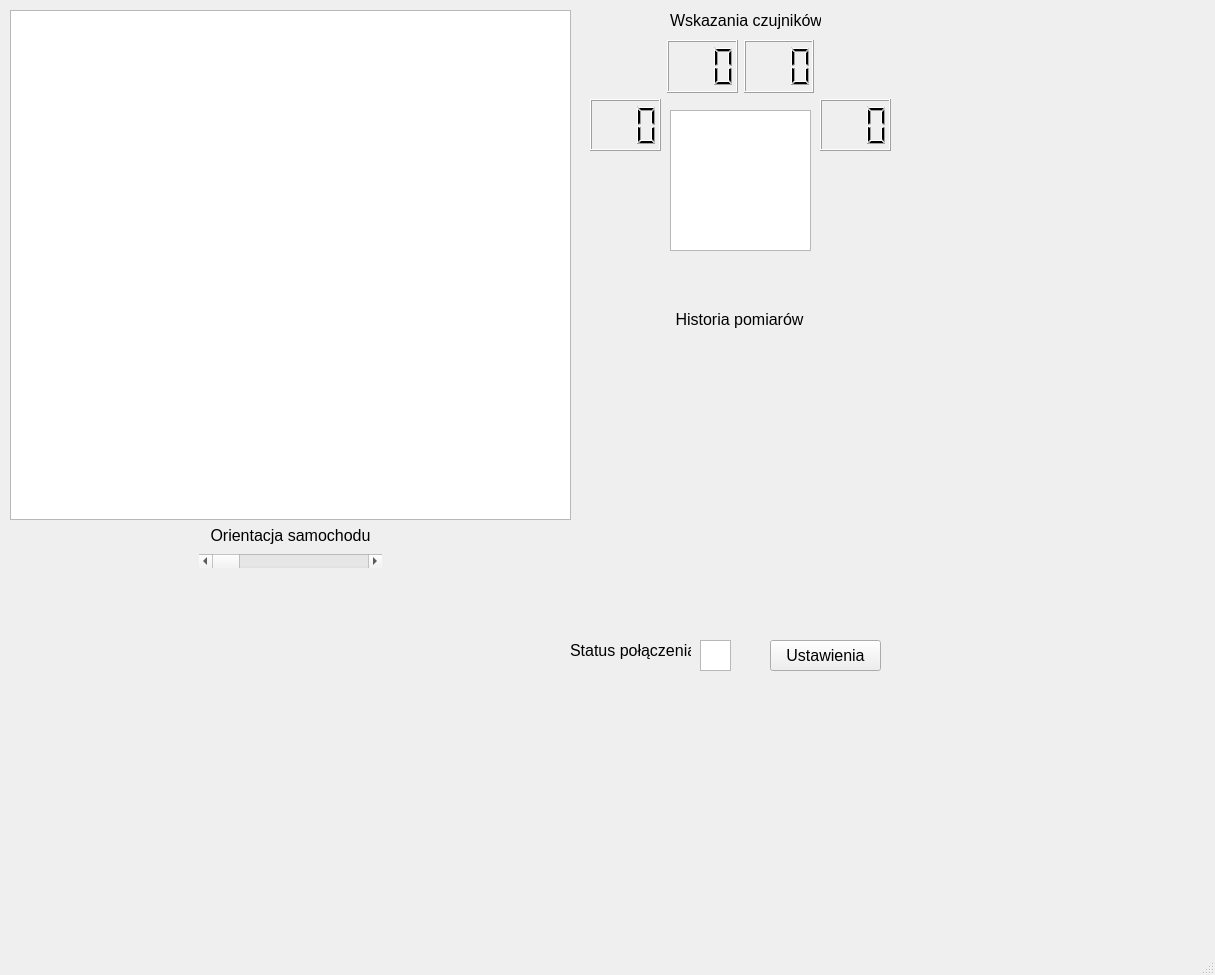
This is mainwindow.ui in djairw4/WDS as Qt 5 draws it before an edit. The edited form follows.
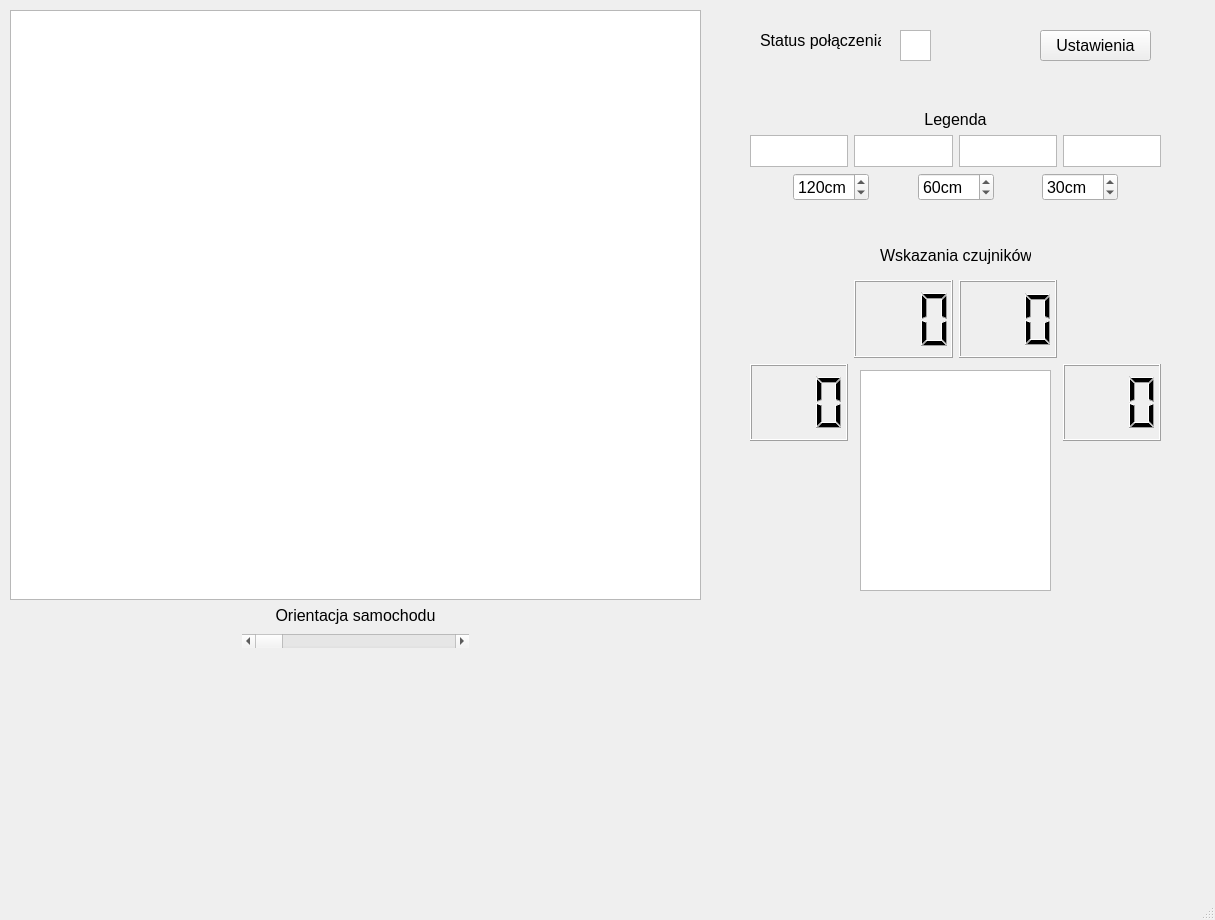
This is the edited form.

What changed in the file:
```diff
--- a/mainwindow.ui
+++ b/mainwindow.ui
@@ -7,7 +7,7 @@
     <x>0</x>
     <y>0</y>
     <width>1215</width>
-    <height>975</height>
+    <height>920</height>
    </rect>
   </property>
   <property name="sizePolicy">
@@ -38,8 +38,8 @@
      <rect>
       <x>10</x>
       <y>10</y>
-      <width>561</width>
-      <height>561</height>
+      <width>691</width>
+      <height>641</height>
      </rect>
     </property>
     <layout class="QGridLayout" name="gridLayout">
@@ -90,6 +90,9 @@
      </item>
      <item row="2" column="1">
       <widget class="QScrollBar" name="horizontalScrollBar">
+       <property name="maximum">
+        <number>360</number>
+       </property>
        <property name="orientation">
         <enum>Qt::Horizontal</enum>
        </property>
@@ -100,10 +103,10 @@
    <widget class="QWidget" name="layoutWidget">
     <property name="geometry">
      <rect>
-      <x>590</x>
-      <y>40</y>
-      <width>301</width>
-      <height>111</height>
+      <x>750</x>
+      <y>280</y>
+      <width>411</width>
+      <height>161</height>
      </rect>
     </property>
     <layout class="QGridLayout" name="gridLayout_2">
@@ -157,10 +160,10 @@
    <widget class="QGraphicsView" name="graphicsView_2">
     <property name="geometry">
      <rect>
-      <x>670</x>
-      <y>110</y>
-      <width>141</width>
-      <height>141</height>
+      <x>860</x>
+      <y>370</y>
+      <width>191</width>
+      <height>221</height>
      </rect>
     </property>
     <property name="autoFillBackground">
@@ -188,8 +191,8 @@
    <widget class="QGraphicsView" name="graphicsView_LED">
     <property name="geometry">
      <rect>
-      <x>700</x>
-      <y>640</y>
+      <x>900</x>
+      <y>30</y>
       <width>31</width>
       <height>31</height>
      </rect>
@@ -198,10 +201,10 @@
    <widget class="QLabel" name="label_4">
     <property name="geometry">
      <rect>
-      <x>670</x>
-      <y>10</y>
+      <x>880</x>
+      <y>240</y>
       <width>151</width>
-      <height>20</height>
+      <height>31</height>
      </rect>
     </property>
     <property name="text">
@@ -211,8 +214,8 @@
    <widget class="QLabel" name="label_3">
     <property name="geometry">
      <rect>
-      <x>570</x>
-      <y>640</y>
+      <x>760</x>
+      <y>30</y>
       <width>121</width>
       <height>20</height>
      </rect>
@@ -224,8 +227,8 @@
    <widget class="QPushButton" name="pushButton_Settings">
     <property name="geometry">
      <rect>
-      <x>770</x>
-      <y>640</y>
+      <x>1040</x>
+      <y>30</y>
       <width>111</width>
       <height>31</height>
      </rect>
@@ -237,35 +240,19 @@
    <widget class="QWidget" name="gridLayoutWidget">
     <property name="geometry">
      <rect>
-      <x>590</x>
-      <y>340</y>
+      <x>10</x>
+      <y>670</y>
       <width>301</width>
       <height>231</height>
      </rect>
     </property>
     <layout class="QGridLayout" name="gridLayout_4"/>
    </widget>
-   <widget class="QLabel" name="label_2">
-    <property name="geometry">
-     <rect>
-      <x>600</x>
-      <y>310</y>
-      <width>279</width>
-      <height>19</height>
-     </rect>
-    </property>
-    <property name="text">
-     <string>Historia pomiarów</string>
-    </property>
-    <property name="alignment">
-     <set>Qt::AlignCenter</set>
-    </property>
-   </widget>
    <widget class="QWidget" name="gridLayoutWidget_2">
     <property name="geometry">
      <rect>
-      <x>10</x>
-      <y>690</y>
+      <x>310</x>
+      <y>670</y>
       <width>301</width>
       <height>231</height>
      </rect>
@@ -275,8 +262,8 @@
    <widget class="QWidget" name="gridLayoutWidget_3">
     <property name="geometry">
      <rect>
-      <x>310</x>
-      <y>690</y>
+      <x>610</x>
+      <y>670</y>
       <width>301</width>
       <height>231</height>
      </rect>
@@ -286,24 +273,195 @@
    <widget class="QWidget" name="gridLayoutWidget_4">
     <property name="geometry">
      <rect>
-      <x>610</x>
-      <y>690</y>
-      <width>301</width>
-      <height>231</height>
-     </rect>
-    </property>
-    <layout class="QGridLayout" name="gridLayout_7"/>
-   </widget>
-   <widget class="QWidget" name="gridLayoutWidget_5">
-    <property name="geometry">
-     <rect>
       <x>910</x>
-      <y>690</y>
+      <y>670</y>
       <width>301</width>
       <height>231</height>
      </rect>
     </property>
-    <layout class="QGridLayout" name="gridLayout_8"/>
+    <layout class="QGridLayout" name="gridLayout_7"/>
+   </widget>
+   <widget class="QWidget" name="verticalLayoutWidget">
+    <property name="geometry">
+     <rect>
+      <x>750</x>
+      <y>110</y>
+      <width>411</width>
+      <height>91</height>
+     </rect>
+    </property>
+    <layout class="QVBoxLayout" name="verticalLayout_2">
+     <item>
+      <widget class="QLabel" name="label_5">
+       <property name="text">
+        <string>Legenda</string>
+       </property>
+       <property name="alignment">
+        <set>Qt::AlignCenter</set>
+       </property>
+      </widget>
+     </item>
+     <item>
+      <layout class="QGridLayout" name="gridLayout_3">
+       <property name="sizeConstraint">
+        <enum>QLayout::SetDefaultConstraint</enum>
+       </property>
+       <item row="0" column="6">
+        <widget class="QGraphicsView" name="graphicsView_LED_5">
+         <property name="sizePolicy">
+          <sizepolicy hsizetype="Ignored" vsizetype="Ignored">
+           <horstretch>0</horstretch>
+           <verstretch>0</verstretch>
+          </sizepolicy>
+         </property>
+         <property name="baseSize">
+          <size>
+           <width>2</width>
+           <height>2</height>
+          </size>
+         </property>
+        </widget>
+       </item>
+       <item row="0" column="4">
+        <widget class="QGraphicsView" name="graphicsView_LED_3">
+         <property name="sizePolicy">
+          <sizepolicy hsizetype="Ignored" vsizetype="Ignored">
+           <horstretch>0</horstretch>
+           <verstretch>0</verstretch>
+          </sizepolicy>
+         </property>
+        </widget>
+       </item>
+       <item row="0" column="5">
+        <widget class="QGraphicsView" name="graphicsView_LED_4">
+         <property name="sizePolicy">
+          <sizepolicy hsizetype="Ignored" vsizetype="Ignored">
+           <horstretch>0</horstretch>
+           <verstretch>0</verstretch>
+          </sizepolicy>
+         </property>
+        </widget>
+       </item>
+       <item row="0" column="3">
+        <widget class="QGraphicsView" name="graphicsView_LED_2">
+         <property name="sizePolicy">
+          <sizepolicy hsizetype="Ignored" vsizetype="Expanding">
+           <horstretch>0</horstretch>
+           <verstretch>0</verstretch>
+          </sizepolicy>
+         </property>
+        </widget>
+       </item>
+      </layout>
+     </item>
+     <item>
+      <layout class="QGridLayout" name="gridLayout_8">
+       <item row="0" column="2">
+        <widget class="QSpinBox" name="spinBox">
+         <property name="suffix">
+          <string>cm</string>
+         </property>
+         <property name="maximum">
+          <number>200</number>
+         </property>
+         <property name="value">
+          <number>120</number>
+         </property>
+        </widget>
+       </item>
+       <item row="0" column="7">
+        <spacer name="horizontalSpacer_6">
+         <property name="orientation">
+          <enum>Qt::Horizontal</enum>
+         </property>
+         <property name="sizeType">
+          <enum>QSizePolicy::Expanding</enum>
+         </property>
+         <property name="sizeHint" stdset="0">
+          <size>
+           <width>20</width>
+           <height>20</height>
+          </size>
+         </property>
+        </spacer>
+       </item>
+       <item row="0" column="6">
+        <widget class="QSpinBox" name="spinBox_3">
+         <property name="suffix">
+          <string>cm</string>
+         </property>
+         <property name="maximum">
+          <number>200</number>
+         </property>
+         <property name="value">
+          <number>30</number>
+         </property>
+        </widget>
+       </item>
+       <item row="0" column="5">
+        <spacer name="horizontalSpacer_5">
+         <property name="orientation">
+          <enum>Qt::Horizontal</enum>
+         </property>
+         <property name="sizeType">
+          <enum>QSizePolicy::Expanding</enum>
+         </property>
+         <property name="sizeHint" stdset="0">
+          <size>
+           <width>20</width>
+           <height>20</height>
+          </size>
+         </property>
+        </spacer>
+       </item>
+       <item row="0" column="3">
+        <spacer name="horizontalSpacer_3">
+         <property name="orientation">
+          <enum>Qt::Horizontal</enum>
+         </property>
+         <property name="sizeType">
+          <enum>QSizePolicy::Expanding</enum>
+         </property>
+         <property name="sizeHint" stdset="0">
+          <size>
+           <width>20</width>
+           <height>20</height>
+          </size>
+         </property>
+        </spacer>
+       </item>
+       <item row="0" column="4">
+        <widget class="QSpinBox" name="spinBox_2">
+         <property name="suffix">
+          <string>cm</string>
+         </property>
+         <property name="maximum">
+          <number>200</number>
+         </property>
+         <property name="value">
+          <number>60</number>
+         </property>
+        </widget>
+       </item>
+       <item row="0" column="1">
+        <spacer name="horizontalSpacer_4">
+         <property name="orientation">
+          <enum>Qt::Horizontal</enum>
+         </property>
+         <property name="sizeType">
+          <enum>QSizePolicy::Expanding</enum>
+         </property>
+         <property name="sizeHint" stdset="0">
+          <size>
+           <width>20</width>
+           <height>20</height>
+          </size>
+         </property>
+        </spacer>
+       </item>
+      </layout>
+     </item>
+    </layout>
    </widget>
   </widget>
   <widget class="QMenuBar" name="menubar">
```
